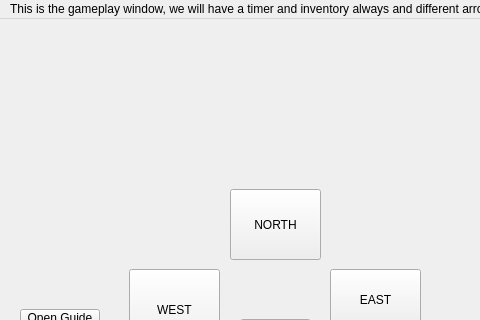
Above: zork3/maingamewindow.ui from jeancarson/GUIzork before the change; both pictures show x 0 to 480 and y 0 to 320 of the 800 by 600 pixel window. Below: the same form after it.
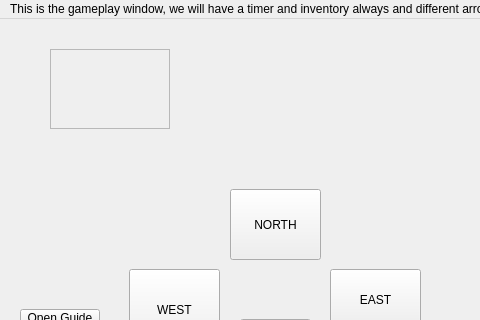
That is the form after the change.

Commit message: Timer visible from main window

Patch:
```diff
--- a/zork3/maingamewindow.ui
+++ b/zork3/maingamewindow.ui
@@ -92,6 +92,22 @@
      <string>Open Guide</string>
     </property>
    </widget>
+   <widget class="QFrame" name="forTheTIMER">
+    <property name="geometry">
+     <rect>
+      <x>50</x>
+      <y>30</y>
+      <width>120</width>
+      <height>80</height>
+     </rect>
+    </property>
+    <property name="frameShape">
+     <enum>QFrame::StyledPanel</enum>
+    </property>
+    <property name="frameShadow">
+     <enum>QFrame::Raised</enum>
+    </property>
+   </widget>
   </widget>
   <widget class="QMenuBar" name="menubar">
    <property name="geometry">
```
Left out of the diff: 4 changed lines with no effect on the pictures. The commit also changes 10 other files.
